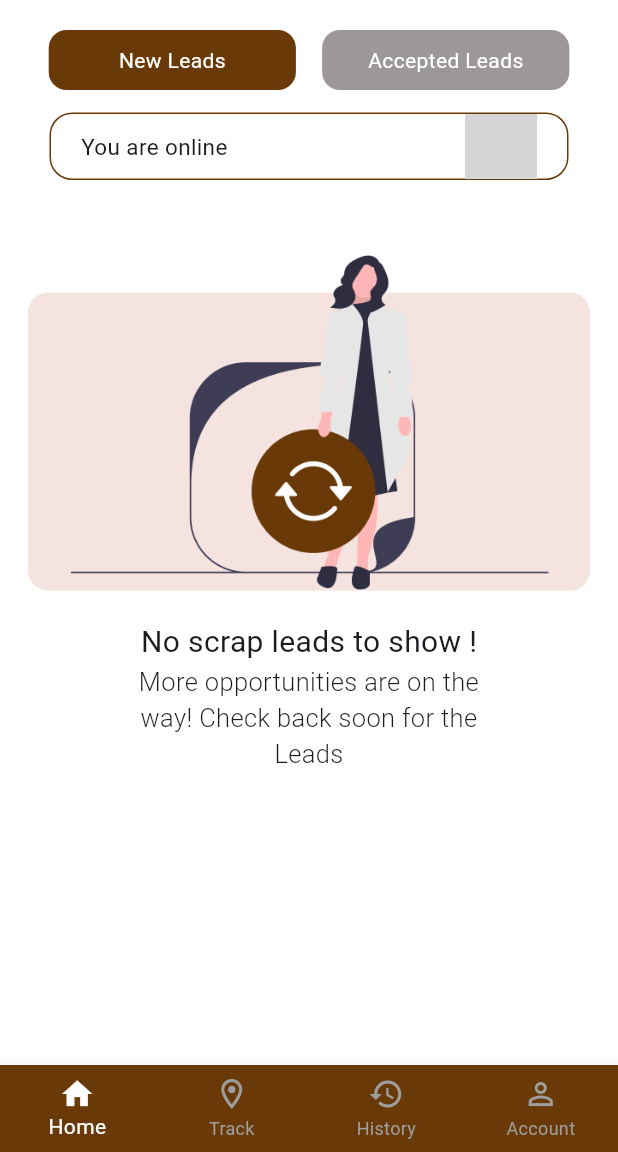
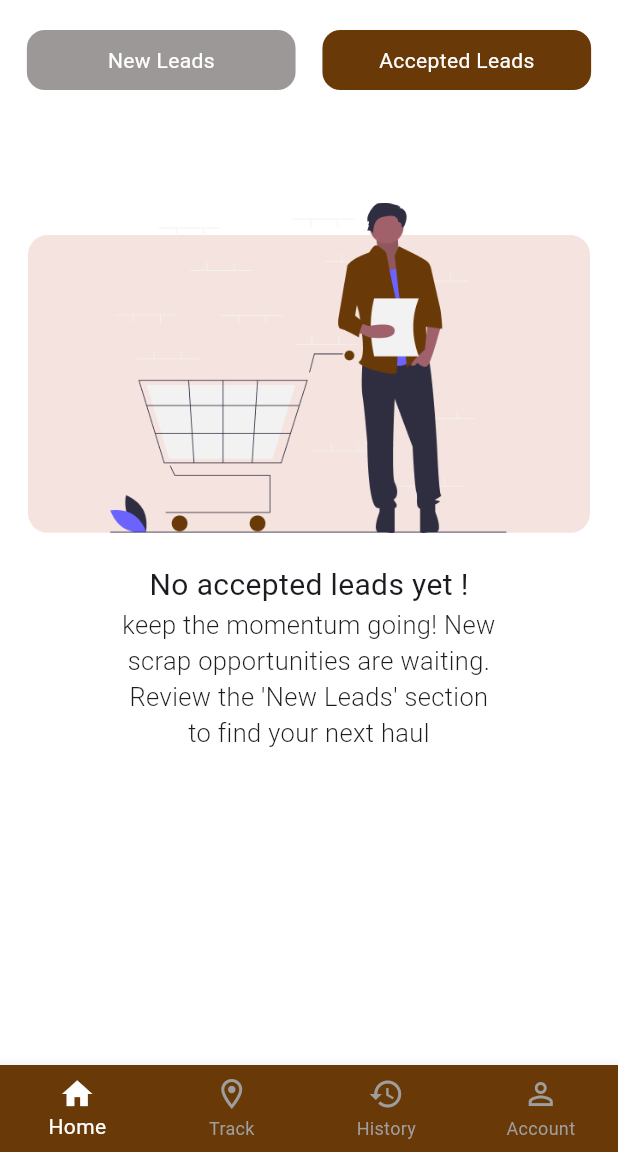
Before and after one commit to Mann6805/demoapp, a Flutter app: the VendorHomeScreen screen opened directly, after a tap on "Accepted Leads", on a phone screen of 412 x 824 dp, the part 84-1236 px from its top. Run offline on Flutter 3.47's test engine with Material 3 defaults, Android fonts, the phone set to English and light mode, and no system bars; our stand-ins replace firebase_auth, firebase_core, getwidget; accounts and stored records are empty; grey boxes are pictures that could not be loaded.

Commit message:
Updated by Mann

```diff
--- a/lib/screens/vendorhomescreen.dart
+++ b/lib/screens/vendorhomescreen.dart
@@ -11,11 +11,14 @@ class VendorHomeScreen extends StatefulWidget {
 }
 
 class _VendorHomeScreenState extends State<VendorHomeScreen> {
+
+  bool leads = true;
+  bool online = true;
+
   @override
   Widget build(BuildContext context) {
 
     final double _deviceWidth = MediaQuery.of(context).size.width;
-    final double _deviceHeight = MediaQuery.of(context).size.height;
 
     return Scaffold(
       backgroundColor: Colors.white,
@@ -37,19 +40,20 @@ class _VendorHomeScreenState extends State<VendorHomeScreen> {
           const SizedBox(
             height: 20,
           ),
-          Padding(
-            padding: const EdgeInsets.only(right: 15,left: 15),
-            child: Row(
+          Row(
             mainAxisAlignment: MainAxisAlignment.spaceEvenly,
             children: [
               InkWell(
-                  onTap: () => (),
+                onTap: () {
+                  leads = true;
+                  setState(() {});
+                },
                 child: Container(
-                    decoration: const BoxDecoration(
-                      color: Color(0XFF693907),
-                      borderRadius: BorderRadius.all(Radius.circular(12))
+                  decoration: BoxDecoration(
+                    color: leads ? const Color(0XFF693907) : const Color(0XFF9C9898),
+                    borderRadius: const BorderRadius.all(Radius.circular(12))
                   ),
-                    width: _deviceWidth/2.5,
+                  width: _deviceWidth/2.3,
 
                   child: const Center(
                     child: Padding(
@@ -66,13 +70,16 @@ class _VendorHomeScreenState extends State<VendorHomeScreen> {
                 ),
               ),
               InkWell(
-                  onTap: () => (),
+                onTap: () {
+                  leads = false;
+                  setState(() {});
+                },
                 child: Container(
-                    decoration: const BoxDecoration(
-                      color: Color(0XFF9C9898),
-                      borderRadius: BorderRadius.all(Radius.circular(12))
+                  decoration: BoxDecoration(
+                    color: leads ? const Color(0XFF9C9898) : const Color(0XFF693907),
+                    borderRadius: const BorderRadius.all(Radius.circular(12))
                   ),
-                    width: _deviceWidth/2.5,
+                  width: _deviceWidth/2.3,
 
                   child: const Center(
                     child: Padding(
@@ -90,12 +97,11 @@ class _VendorHomeScreenState extends State<VendorHomeScreen> {
               )
             ],
           ),
-          ),
           const SizedBox(
             height: 15,
           ),
-          Padding(
-            padding: const EdgeInsets.only(right: 33,left: 33),
+          leads ? Padding(
+            padding: const EdgeInsets.only(right: 21,left: 21),
             child: Container(
               height: 45,
               decoration: BoxDecoration(
@@ -119,7 +125,7 @@ class _VendorHomeScreenState extends State<VendorHomeScreen> {
                   Padding(
                     padding: const EdgeInsets.only(right: 20.0),
                     child: GFToggle(
-                        onChanged: (val) => {},
+                        onChanged: (online) => {online = false},
                         value: true,
                         enabledThumbColor:Colors.white,
                         enabledTrackColor: const Color(0XFF48AC38),
@@ -129,13 +135,14 @@ class _VendorHomeScreenState extends State<VendorHomeScreen> {
                 ],
               ),
             ),
-          ),
+          )
+          : const SizedBox( height: 10,),
           const SizedBox(
             height: 50,
           ),
-          Column(
+          leads ? Column(
             children: [
-              Image(image: const AssetImage("assets/images/vendorhome.png"), width: _deviceWidth/1.1,),
+              Image(image: const AssetImage("assets/images/vendornewlead.png"), width: _deviceWidth/1.1,),
               const SizedBox(
                 height: 20,
               ),
@@ -148,7 +155,23 @@ class _VendorHomeScreenState extends State<VendorHomeScreen> {
                   ),
               ),
             ],
+          ): Column(
+            children: [
+              Image(image: const AssetImage("assets/images/vendoracceptlead.png"), width: _deviceWidth/1.1,),
+              const SizedBox(
+                height: 20,
               ),
+              const Text("No accepted leads yet !", style: TextStyle(fontSize: 20,)),
+              SizedBox(
+                width: _deviceWidth/1.6,
+                child: const Text("keep the momentum going! New scrap opportunities are waiting. Review the 'New Leads' section to find your next haul",
+                    style: TextStyle(fontWeight: FontWeight.w300, fontSize: 17),
+                    textAlign: TextAlign.center,
+                  ),
+              ),
+            ],
+          )
+          ,
         ],
       ),
       bottomNavigationBar: BottomNavigationBar(
```
Also changed, not shown: assets/images/vendoracceptlead.png (added), assets/images/vendornewlead.png (renamed from assets/images/vendorhome.png). Lines whose indentation alone changed are shown as unchanged.
